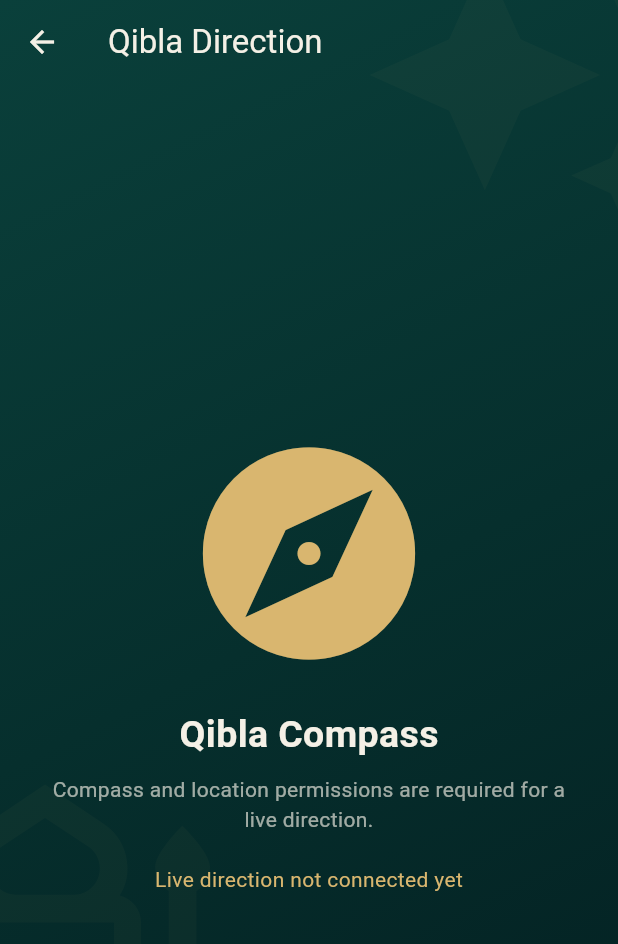
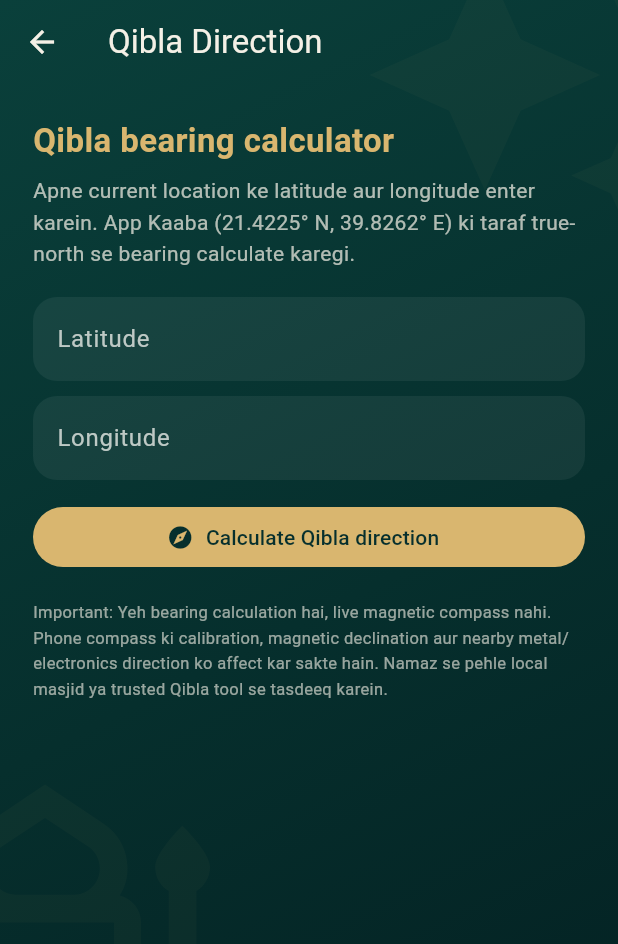
Before and after one commit to ahmad03466784806-star/Deen, a Flutter app: the QiblaPage screen opened directly, on a phone screen of 412 x 824 dp. Shown: the top 944 px of the screen. Run offline on Flutter 3.47's test engine with Material 3 defaults, Android fonts, the phone set to English and light mode, and no system bars; our stand-ins replace audioplayers.

Commit message:
Add Qibla bearing calculator and improve Tasbih controls

```diff
--- a/lib/main.dart
+++ b/lib/main.dart
@@ -1,3 +1,4 @@
+import 'dart:math' as math;
 import 'package:flutter/material.dart';
 import 'package:audioplayers/audioplayers.dart';
 import 'kalimaat_page.dart';
@@ -417,6 +418,14 @@ class _TasbihPageState extends State<TasbihPage> {
         items: const ['SubhanAllah', 'Alhamdulillah', 'Allahu Akbar', 'Astaghfirullah', 'La ilaha illallah'].map((e) => DropdownMenuItem(value: e, child: Text(e))).toList(),
         onChanged: (v) => setState(() => zikr = v ?? zikr)),
       const SizedBox(height: 34),
+      DropdownButtonFormField<int>(
+        value: target,
+        dropdownColor: deep2,
+        decoration: const InputDecoration(labelText: 'Round target'),
+        items: const [33, 99, 100, 500].map((v) => DropdownMenuItem(value: v, child: Text('$v'))).toList(),
+        onChanged: (v) => setState(() { target = v ?? target; count = 0; }),
+      ),
+      const SizedBox(height: 14),
       Text(zikr, style: const TextStyle(fontSize: 22, color: gold, fontWeight: FontWeight.bold)),
       const SizedBox(height: 20),
       Text('$count', style: const TextStyle(fontSize: 76, color: cream, fontWeight: FontWeight.w300)),
@@ -441,17 +450,79 @@ class _TasbihPageState extends State<TasbihPage> {
   ));
 }
 
-class QiblaPage extends StatelessWidget {
+class QiblaPage extends StatefulWidget {
   const QiblaPage({super.key});
   @override
+  State<QiblaPage> createState() => _QiblaPageState();
+}
+
+class _QiblaPageState extends State<QiblaPage> {
+  final _latitude = TextEditingController();
+  final _longitude = TextEditingController();
+  double? _bearing;
+  String? _error;
+
+  void _calculate() {
+    final lat = double.tryParse(_latitude.text.trim());
+    final lon = double.tryParse(_longitude.text.trim());
+    if (lat == null || lon == null || lat < -90 || lat > 90 || lon < -180 || lon > 180) {
+      setState(() { _error = 'Valid latitude (-90 to 90) and longitude (-180 to 180) enter karein.'; _bearing = null; });
+      return;
+    }
+    const kaabaLat = 21.4225;
+    const kaabaLon = 39.8262;
+    final phi1 = lat * math.pi / 180;
+    final phi2 = kaabaLat * math.pi / 180;
+    final deltaLon = (kaabaLon - lon) * math.pi / 180;
+    final y = math.sin(deltaLon) * math.cos(phi2);
+    final x = math.cos(phi1) * math.sin(phi2) -
+        math.sin(phi1) * math.cos(phi2) * math.cos(deltaLon);
+    final degrees = (math.atan2(y, x) * 180 / math.pi + 360) % 360;
+    setState(() { _bearing = degrees; _error = null; });
+  }
+
+  @override
+  void dispose() {
+    _latitude.dispose();
+    _longitude.dispose();
+    super.dispose();
+  }
+
+  @override
   Widget build(BuildContext context) => DeenBackground(child: Scaffold(
-    backgroundColor: Colors.transparent, appBar: AppBar(title: const Text('Qibla Direction'), backgroundColor: Colors.transparent),
-    body: Center(child: Padding(padding: const EdgeInsets.all(24), child: Column(mainAxisAlignment: MainAxisAlignment.center, children: [
-      const Icon(Icons.explore, color: gold, size: 170),
-      const SizedBox(height: 18), const Text('Qibla Compass', style: TextStyle(color: cream, fontSize: 25, fontWeight: FontWeight.bold)),
-      const SizedBox(height: 8), Text('Compass and location permissions are required for a live direction.', textAlign: TextAlign.center, style: TextStyle(color: cream.withOpacity(.65))),
-      const SizedBox(height: 20), const Text('Live direction not connected yet', style: TextStyle(color: gold)),
-    ]))),
+    backgroundColor: Colors.transparent,
+    appBar: AppBar(title: const Text('Qibla Direction'), backgroundColor: Colors.transparent),
+    body: ListView(padding: const EdgeInsets.all(22), children: [
+      const Text('Qibla bearing calculator', style: TextStyle(color: gold, fontSize: 22, fontWeight: FontWeight.bold)),
+      const SizedBox(height: 8),
+      Text('Apne current location ke latitude aur longitude enter karein. App Kaaba (21.4225° N, 39.8262° E) ki taraf true-north se bearing calculate karegi.',
+        style: TextStyle(color: cream.withOpacity(.72), height: 1.5)),
+      const SizedBox(height: 18),
+      TextField(controller: _latitude, keyboardType: const TextInputType.numberWithOptions(decimal: true, signed: true),
+        decoration: const InputDecoration(labelText: 'Latitude', hintText: 'e.g. 31.5204')),
+      const SizedBox(height: 10),
+      TextField(controller: _longitude, keyboardType: const TextInputType.numberWithOptions(decimal: true, signed: true),
+        decoration: const InputDecoration(labelText: 'Longitude', hintText: 'e.g. 74.3587')),
+      const SizedBox(height: 14),
+      FilledButton.icon(onPressed: _calculate, icon: const Icon(Icons.explore), label: const Text('Calculate Qibla direction'),
+        style: FilledButton.styleFrom(backgroundColor: gold, foregroundColor: deep)),
+      if (_error != null) Padding(padding: const EdgeInsets.only(top: 12), child: Text(_error!, style: const TextStyle(color: Colors.orangeAccent))),
+      if (_bearing != null) ...[
+        const SizedBox(height: 28),
+        Center(child: SizedBox(width: 210, height: 210, child: Stack(alignment: Alignment.center, children: [
+          Container(decoration: BoxDecoration(shape: BoxShape.circle, border: Border.all(color: gold, width: 2), color: deep2)),
+          const Positioned(top: 12, child: Text('N', style: TextStyle(color: gold, fontWeight: FontWeight.bold, fontSize: 18))),
+          Transform.rotate(angle: _bearing! * math.pi / 180, child: const Icon(Icons.navigation, color: gold, size: 112)),
+          const Positioned(bottom: 12, child: Text('True North reference', style: TextStyle(color: cream, fontSize: 10))),
+        ]))),
+        const SizedBox(height: 18),
+        Center(child: Text('${_bearing!.toStringAsFixed(1)}°', style: const TextStyle(color: gold, fontSize: 34, fontWeight: FontWeight.bold))),
+        const Center(child: Text('Clockwise from true north', style: TextStyle(color: cream))),
+      ],
+      const SizedBox(height: 18),
+      Text('Important: Yeh bearing calculation hai, live magnetic compass nahi. Phone compass ki calibration, magnetic declination aur nearby metal/electronics direction ko affect kar sakte hain. Namaz se pehle local masjid ya trusted Qibla tool se tasdeeq karein.',
+        style: TextStyle(color: cream.withOpacity(.62), fontSize: 11, height: 1.5)),
+    ]),
   ));
 }
 
@@ -635,6 +706,16 @@ class _ZakatPageState extends State<ZakatPage> {
     return (v(cash.text) + v(goldValue.text) + v(silverValue.text) + v(investments.text) - v(debts.text)).clamp(0, double.infinity);
   }
   @override
+  void dispose() {
+    cash.dispose();
+    goldValue.dispose();
+    silverValue.dispose();
+    investments.dispose();
+    debts.dispose();
+    super.dispose();
+  }
+
+  @override
   Widget build(BuildContext context) => DeenBackground(child: Scaffold(backgroundColor: Colors.transparent,
     appBar: AppBar(title: const Text('Zakat Calculator'), backgroundColor: Colors.transparent),
     body: ListView(padding: const EdgeInsets.all(20), children: [
```
